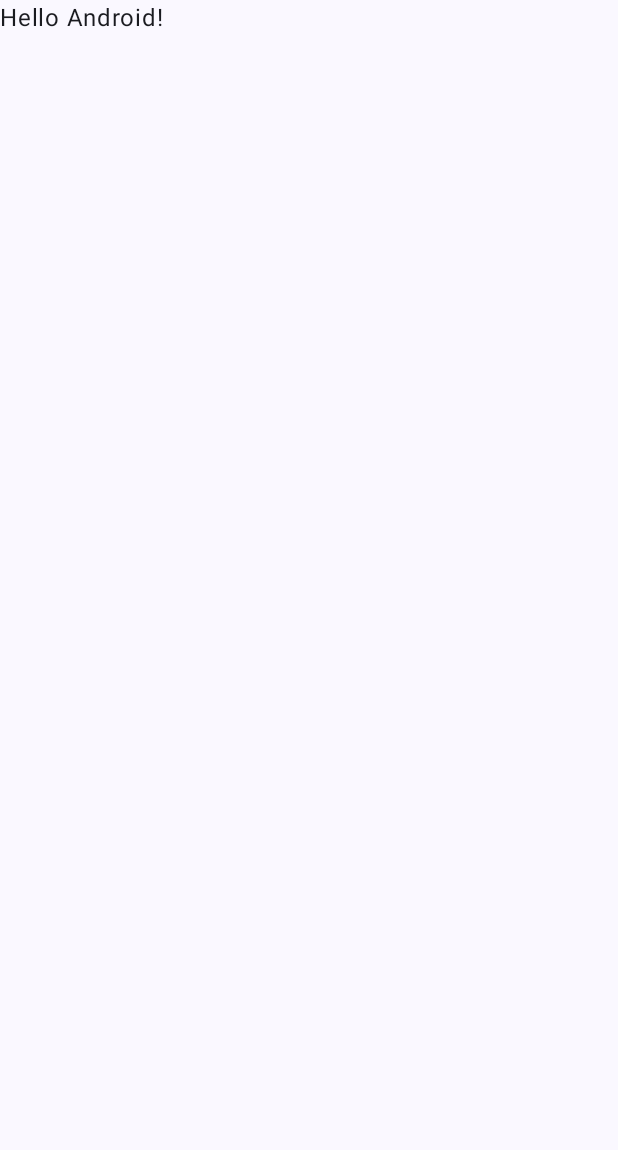
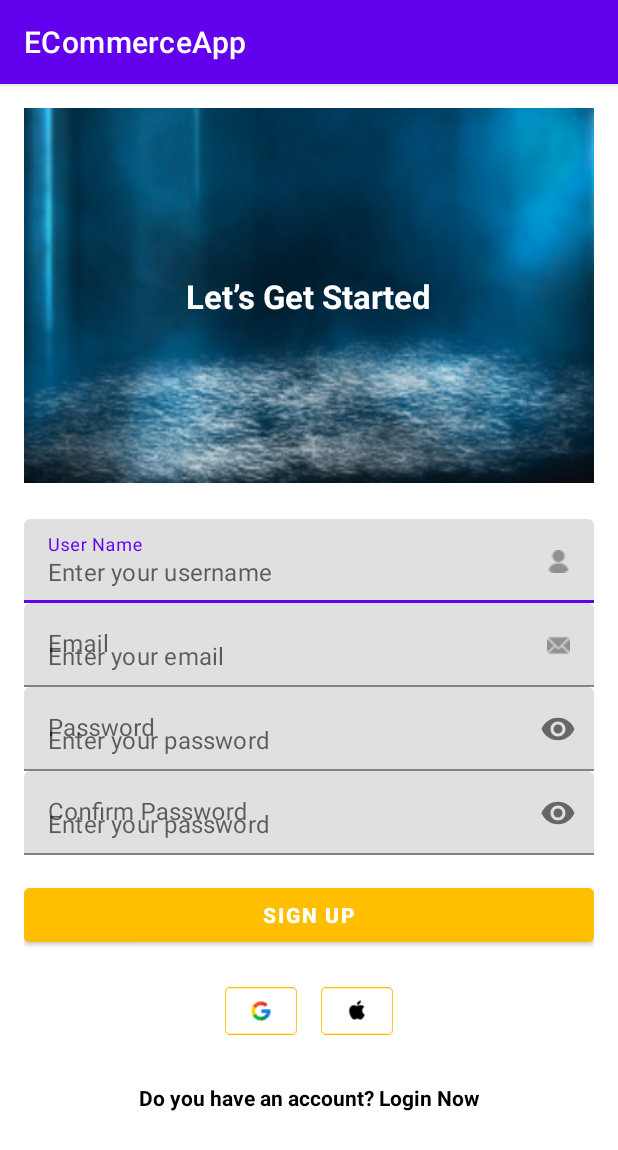
Before and after one commit to IT21073946/EAD_ECOMMERCE_MOBILE_KOTLIN, an Android app built with Jetpack Compose: the screen it shows after launch (MainActivity before the commit, RegisterActivity after it), on a phone screen of 412 x 824 dp. Before the commit the part shown is almost empty. Shown: the top 1150 px of the screen. Run offline under Robolectric (Android 15) with nearby library versions, the light colour scheme and no system bars.

Commit message:
RegisterUser Screens and API connection

```diff
--- a/app/build.gradle.kts
+++ b/app/build.gradle.kts
@@ -59,6 +59,8 @@ dependencies {
     implementation(libs.androidx.ui.graphics)
     implementation(libs.androidx.ui.tooling.preview)
     implementation(libs.androidx.material3)
+    implementation(libs.firebase.inappmessaging)
+    implementation(libs.firebase.firestore.ktx)
     testImplementation(libs.junit)
     androidTestImplementation(libs.androidx.junit)
     androidTestImplementation(libs.androidx.espresso.core)
@@ -70,4 +72,5 @@ dependencies {
     implementation(libs.converter.gson)
     implementation(libs.material)
     implementation(libs.logging.interceptor)
+    implementation(libs.material.v190)
 }
--- /dev/null
+++ b/app/src/main/java/com/example/ecommerceapp/views/RegisterActivity.kt
@@ -0,0 +1,67 @@
+package com.example.ecommerceapp.views
+
+import android.os.Bundle
+import android.widget.Button
+import android.widget.Toast
+import androidx.appcompat.app.AppCompatActivity
+import com.example.ecommerceapp.R
+import com.example.ecommerceapp.controllers.UserController
+import com.example.ecommerceapp.models.User
+import com.google.android.material.textfield.TextInputEditText
+
+class RegisterActivity : AppCompatActivity() {
+
+    private lateinit var usernameInput: TextInputEditText
+    private lateinit var emailInput: TextInputEditText
+    private lateinit var passwordInput: TextInputEditText
+    private lateinit var confirmPasswordInput: TextInputEditText
+    private lateinit var userController: UserController
+
+    override fun onCreate(savedInstanceState: Bundle?) {
+        super.onCreate(savedInstanceState)
+        setContentView(R.layout.activity_register)
+
+        userController = UserController()
+
+        // Initialize views
+        usernameInput = findViewById(R.id.usernameInput)
+        emailInput = findViewById(R.id.emailInput)
+        passwordInput = findViewById(R.id.passwordInput)
+        confirmPasswordInput = findViewById(R.id.confirmPasswordInput)
+        val registerButton = findViewById<Button>(R.id.registerButton)
+
+        // Handle register button click
+        registerButton.setOnClickListener {
+            registerUser()
+        }
+    }
+
+    private fun registerUser() {
+        val username = usernameInput.text.toString().trim()
+        val email = emailInput.text.toString().trim()
+        val password = passwordInput.text.toString().trim()
+        val confirmPassword = confirmPasswordInput.text.toString().trim()
+
+        if (password != confirmPassword) {
+            Toast.makeText(this, "Passwords do not match", Toast.LENGTH_SHORT).show()
+            return
+        }
+
+        // Create the user object
+        val user = User(
+            email = email,
+            username = username,
+            password = password,
+            role = "Customer"  // Adjust the role as needed
+        )
+
+        // Call the controller to register the user
+        userController.registerUser(user) { success, message ->
+            if (success) {
+                Toast.makeText(this, "Registration successful!", Toast.LENGTH_SHORT).show()
+            } else {
+                Toast.makeText(this, message ?: "Registration failed", Toast.LENGTH_SHORT).show()
+            }
+        }
+    }
+}
--- /dev/null
+++ b/app/src/main/res/layout-land/activity_register.xml
@@ -0,0 +1,6 @@
+<?xml version="1.0" encoding="utf-8"?>
+<androidx.constraintlayout.widget.ConstraintLayout xmlns:android="http://schemas.android.com/apk/res/android"
+    android:layout_width="match_parent"
+    android:layout_height="match_parent">
+
+</androidx.constraintlayout.widget.ConstraintLayout>
--- /dev/null
+++ b/app/src/main/res/layout/activity_register.xml
@@ -0,0 +1,178 @@
+<?xml version="1.0" encoding="utf-8"?>
+<androidx.constraintlayout.widget.ConstraintLayout
+    xmlns:android="http://schemas.android.com/apk/res/android"
+    xmlns:app="http://schemas.android.com/apk/res-auto"
+    xmlns:tools="http://schemas.android.com/tools"
+    android:layout_width="match_parent"
+    android:layout_height="match_parent"
+    android:padding="16dp"
+    tools:context=".views.RegisterActivity"
+    tools:ignore="ExtraText">
+
+    <!-- Background Image -->
+    <ImageView
+        android:id="@+id/backgroundImage"
+        android:layout_width="match_parent"
+        android:layout_height="250dp"
+        android:contentDescription="Background image"
+        android:scaleType="centerCrop"
+        android:src="@drawable/background_image"
+        app:layout_constraintTop_toTopOf="parent"
+        app:layout_constraintStart_toStartOf="parent"
+        app:layout_constraintEnd_toEndOf="parent" />
+
+    <!-- Header Text -->
+    <TextView
+        android:id="@+id/headerText"
+        android:layout_width="wrap_content"
+        android:layout_height="wrap_content"
+        android:text="Let’s Get Started"
+        android:textSize="22sp"
+        android:textColor="@android:color/white"
+        android:textStyle="bold"
+        app:layout_constraintTop_toTopOf="@id/backgroundImage"
+        app:layout_constraintStart_toStartOf="parent"
+        app:layout_constraintEnd_toEndOf="parent"
+        app:layout_constraintBottom_toBottomOf="@id/backgroundImage" />
+
+    <!-- User Name Input -->
+    <com.google.android.material.textfield.TextInputLayout
+        android:id="@+id/usernameInputLayout"
+        android:layout_width="match_parent"
+        android:layout_height="wrap_content"
+        android:hint="User Name"
+        app:endIconDrawable="@drawable/ic_person"
+        app:endIconMode="custom"
+        android:layout_marginTop="24dp"
+        app:layout_constraintTop_toBottomOf="@id/backgroundImage"
+        app:layout_constraintStart_toStartOf="parent"
+        app:layout_constraintEnd_toEndOf="parent">
+
+        <com.google.android.material.textfield.TextInputEditText
+            android:id="@+id/usernameInput"
+            android:layout_width="match_parent"
+            android:layout_height="wrap_content"
+            android:hint="Enter your username"
+            android:minHeight="48dp"
+        android:inputType="textPersonName" />
+
+    </com.google.android.material.textfield.TextInputLayout>
+
+    <!-- Email Input -->
+    <com.google.android.material.textfield.TextInputLayout
+        android:id="@+id/emailInputLayout"
+        android:layout_width="match_parent"
+        android:layout_height="wrap_content"
+        android:hint="Email"
+        app:endIconDrawable="@drawable/ic_email"
+        app:endIconMode="custom"
+        app:layout_constraintTop_toBottomOf="@id/usernameInputLayout"
+        app:layout_constraintStart_toStartOf="parent"
+        app:layout_constraintEnd_toEndOf="parent">
+
+        <com.google.android.material.textfield.TextInputEditText
+            android:id="@+id/emailInput"
+            android:layout_width="match_parent"
+            android:layout_height="wrap_content"
+            android:minHeight="48dp"
+            android:inputType="textEmailAddress"
+            android:hint="Enter your email" />
+
+    </com.google.android.material.textfield.TextInputLayout>
+
+    <!-- Password Input -->
+    <com.google.android.material.textfield.TextInputLayout
+        android:id="@+id/passwordInputLayout"
+        android:layout_width="match_parent"
+        android:layout_height="wrap_content"
+        android:hint="Password"
+        app:endIconMode="password_toggle"
+        app:layout_constraintTop_toBottomOf="@id/emailInputLayout"
+        app:layout_constraintStart_toStartOf="parent"
+        app:layout_constraintEnd_toEndOf="parent">
+
+        <com.google.android.material.textfield.TextInputEditText
+            android:id="@+id/passwordInput"
+            android:layout_width="match_parent"
+            android:layout_height="wrap_content"
+            android:inputType="textPassword"
+            android:minHeight="48dp"
+            android:hint="Enter your password"  />
+    </com.google.android.material.textfield.TextInputLayout>
+
+    <!-- Confirm Password Input -->
+    <com.google.android.material.textfield.TextInputLayout
+        android:id="@+id/confirmPasswordInputLayout"
+        android:layout_width="match_parent"
+        android:layout_height="wrap_content"
+        android:hint="Confirm Password"
+        app:endIconMode="password_toggle"
+        app:layout_constraintTop_toBottomOf="@id/passwordInputLayout"
+        app:layout_constraintStart_toStartOf="parent"
+        app:layout_constraintEnd_toEndOf="parent">
+
+        <com.google.android.material.textfield.TextInputEditText
+            android:id="@+id/confirmPasswordInput"
+            android:layout_width="match_parent"
+            android:layout_height="wrap_content"
+            android:inputType="textPassword"
+            android:minHeight="48dp"
+            android:hint="Enter your password"  />
+    </com.google.android.material.textfield.TextInputLayout>
+
+    <!-- Sign Up Button -->
+    <Button
+        android:id="@+id/registerButton"
+        android:layout_width="match_parent"
+        android:layout_height="wrap_content"
+        android:text="Sign Up"
+        android:backgroundTint="@color/yellow"
+        android:textColor="@android:color/white"
+        android:textStyle="bold"
+        app:layout_constraintTop_toBottomOf="@id/confirmPasswordInputLayout"
+        app:layout_constraintStart_toStartOf="parent"
+        app:layout_constraintEnd_toEndOf="parent"
+        android:layout_marginTop="16dp" />
+
+    <!-- Social Media Buttons -->
+    <LinearLayout
+        android:id="@+id/socialButtonsLayout"
+        android:layout_width="match_parent"
+        android:layout_height="wrap_content"
+        android:orientation="horizontal"
+        android:gravity="center"
+        app:layout_constraintTop_toBottomOf="@id/registerButton"
+        app:layout_constraintStart_toStartOf="parent"
+        app:layout_constraintEnd_toEndOf="parent"
+        android:layout_marginTop="16dp">
+
+        <ImageView
+            android:id="@+id/googleButton"
+            android:layout_width="48dp"
+            android:layout_height="48dp"
+            android:src="@drawable/google_logo" />
+
+        <ImageView
+            android:id="@+id/appleButton"
+            android:layout_width="48dp"
+            android:layout_height="48dp"
+            android:layout_marginStart="16dp"
+            android:src="@drawable/apple_logo" />
+    </LinearLayout>
+
+    <!-- Login Redirect Text -->
+    <TextView
+        android:id="@+id/loginRedirectText"
+        android:layout_width="wrap_content"
+        android:layout_height="wrap_content"
+        android:text="Do you have an account? Login Now"
+        android:textColor="@android:color/black"
+        android:textSize="14sp"
+        android:textStyle="bold"
+        app:layout_constraintTop_toBottomOf="@id/socialButtonsLayout"
+        app:layout_constraintStart_toStartOf="parent"
+        app:layout_constraintEnd_toEndOf="parent"
+        android:layout_marginTop="24dp" />
+
+
+</androidx.constraintlayout.widget.ConstraintLayout>
--- a/app/src/main/res/values/colors.xml
+++ b/app/src/main/res/values/colors.xml
@@ -7,4 +7,5 @@
     <color name="teal_700">#FF018786</color>
     <color name="black">#FF000000</color>
     <color name="white">#FFFFFFFF</color>
+    <color name="yellow">#FFBF00</color>
 </resources>
--- a/app/src/main/res/values/themes.xml
+++ b/app/src/main/res/values/themes.xml
@@ -1,5 +1,15 @@
 <?xml version="1.0" encoding="utf-8"?>
-<resources>
-
-    <style name="Theme.ECommerceApp" parent="android:Theme.Material.Light.NoActionBar" />
+<!-- themes.xml -->
+<resources xmlns:tools="http://schemas.android.com/tools">
+    <!-- Base application theme -->
+    <style name="Theme.ECommerceApp" parent="Theme.MaterialComponents.DayNight.DarkActionBar">
+        <!-- Customize your theme here -->
+        <item name="colorPrimary">@color/purple_500</item>
+        <item name="colorPrimaryVariant">@color/purple_700</item>
+        <item name="colorOnPrimary">@color/white</item>
+        <item name="colorSecondary">@color/teal_200</item>
+        <item name="colorOnSecondary">@color/black</item>
+        <item name="android:statusBarColor" tools:targetApi="l">@color/purple_700</item>
+        <item name="android:navigationBarColor">@color/purple_700</item>
+    </style>
 </resources>
--- a/gradle/libs.versions.toml
+++ b/gradle/libs.versions.toml
@@ -11,7 +11,10 @@ activityCompose = "1.9.2"
 composeBom = "2023.08.00"
 loggingInterceptor = "4.9.0"
 material = "1.12.0"
+materialVersion = "1.9.0"
 retrofit = "2.9.0"
+firebaseInappmessaging = "21.0.0"
+firebaseFirestoreKtx = "25.1.0"
 
 [libraries]
 androidx-core-ktx = { group = "androidx.core", name = "core-ktx", version.ref = "coreKtx" }
@@ -31,7 +34,10 @@ androidx-ui-test-junit4 = { group = "androidx.compose.ui", name = "ui-test-junit
 androidx-material3 = { group = "androidx.compose.material3", name = "material3" }
 logging-interceptor = { module = "com.squareup.okhttp3:logging-interceptor", version.ref = "loggingInterceptor" }
 material = { module = "com.google.android.material:material", version.ref = "material" }
+material-v190 = { module = "com.google.android.material:material", version.ref = "materialVersion" }
 retrofit = { module = "com.squareup.retrofit2:retrofit", version.ref = "retrofit" }
+firebase-inappmessaging = { group = "com.google.firebase", name = "firebase-inappmessaging", version.ref = "firebaseInappmessaging" }
+firebase-firestore-ktx = { group = "com.google.firebase", name = "firebase-firestore-ktx", version.ref = "firebaseFirestoreKtx" }
 
 [plugins]
 android-application = { id = "com.android.application", version.ref = "agp" }
```
Also changed, not shown: app/src/main/AndroidManifest.xml (+14 -2 lines), app/src/main/java/com/example/ecommerceapp/controllers/UserController.kt (added, +29 -0 lines), app/src/main/java/com/example/ecommerceapp/models/User.kt (added, +10 -0 lines), app/src/main/java/com/example/ecommerceapp/network/ApiClient.kt (added, +20 -0 lines), app/src/main/java/com/example/ecommerceapp/network/UserApi.kt (added, +14 -0 lines), app/src/main/java/com/example/ecommerceapp/utils/SessionManager.kt (added, +40 -0 lines), app/src/main/java/com/example/ecommerceapp/utils/ValidationUtils.kt (added, +21 -0 lines), app/src/main/res/drawable/apple_logo.png (added), app/src/main/res/drawable/background_image.png (added), app/src/main/res/drawable/google_logo.png (added), app/src/main/res/drawable/ic_email.png (added), app/src/main/res/drawable/ic_person.png (added).
